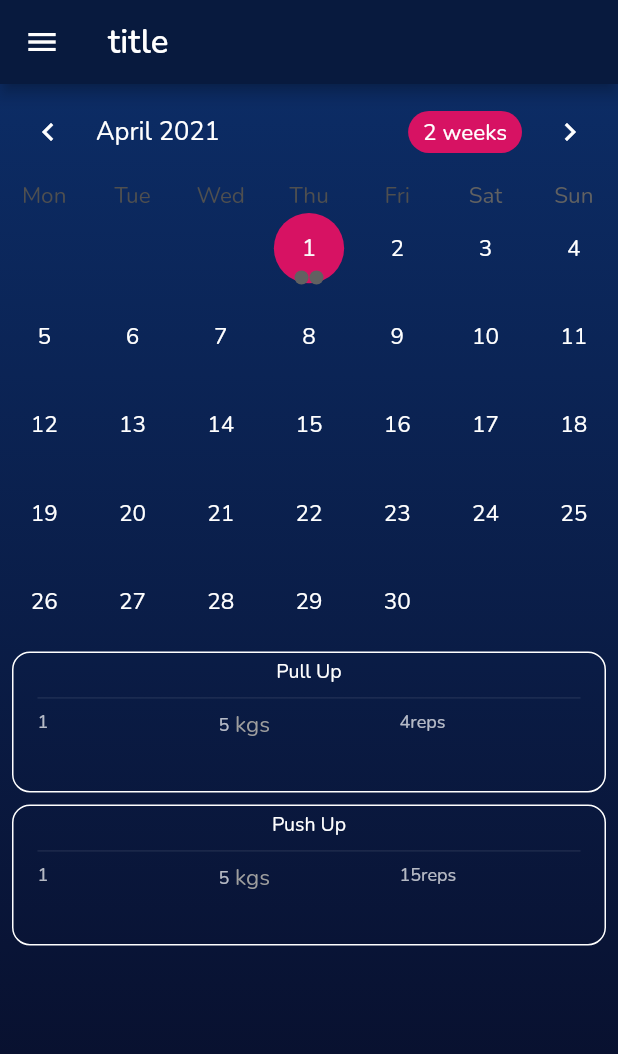
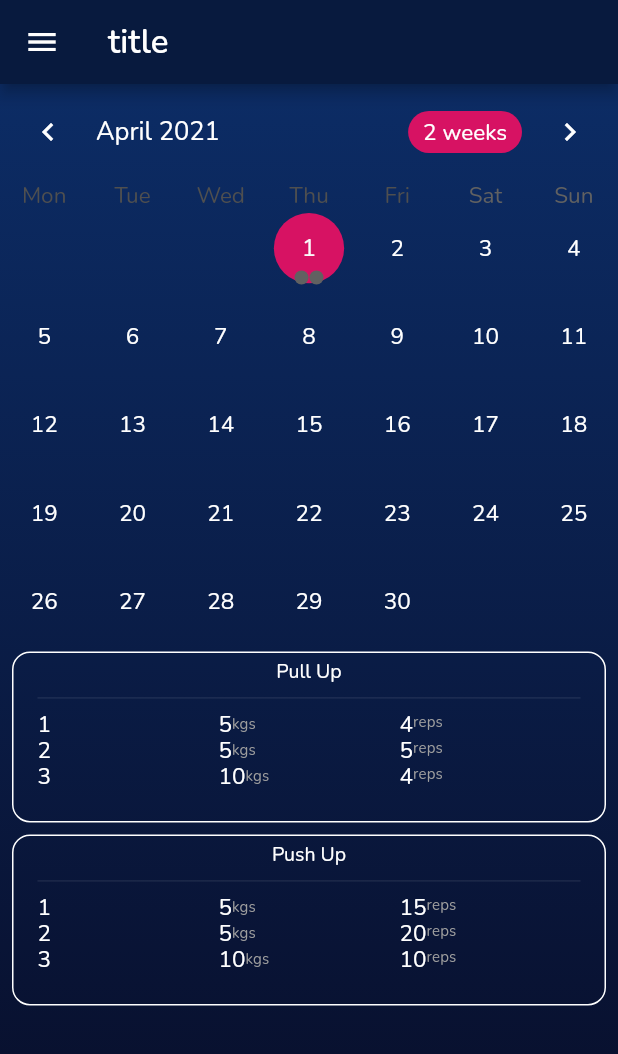
Before and after one commit to murock/calisthenics_logger_2, a Flutter app: the screen it shows after launch, on a phone screen of 412 x 824 dp. Shown: the top 1054 px of the screen. Run offline on Flutter 3.47's test engine with Material 2 defaults, Android fonts, the phone set to English and light mode, and no system bars; drawn by our look-alikes of table_calendar; our stand-ins replace charts_flutter.

Commit message:
Tidying up listview

```diff
--- a/lib/presentation/pages/calendar_page.dart
+++ b/lib/presentation/pages/calendar_page.dart
@@ -1,6 +1,11 @@
+import 'dart:developer';
+
 import 'package:calisthenics_logger_2/presentation/pages/charts_page.dart';
+import 'package:calisthenics_logger_2/presentation/widgets/body_text_1.dart';
+import 'package:calisthenics_logger_2/presentation/widgets/body_text_2.dart';
 import 'package:calisthenics_logger_2/presentation/widgets/styled_Container.dart';
 import 'package:calisthenics_logger_2/presentation/widgets/styled_Scaffold.dart';
+import 'package:calisthenics_logger_2/presentation/widgets/sub_title_text_2.dart';
 import 'package:flutter/material.dart';
 import 'package:table_calendar/table_calendar.dart';
 import 'package:calisthenics_logger_2/core/constants.dart';
@@ -385,7 +390,7 @@ class _CalendarPageState extends State<CalendarPage>
                 child: ListTile(
                   title: _getListTileTitleWidget(_extractExerciseName(event)),
                   subtitle: Container(
-                    height: 50,
+                    height: 70,
                     child: _getExerciseGrid(event),
                   ), //Text(_extractExerciseData(event)),
                   dense: true,
@@ -407,6 +412,7 @@ class _CalendarPageState extends State<CalendarPage>
 
   GridView _getExerciseGrid(List<ExerciseRowData> data) {
     GridView grid = GridView.count(
+      childAspectRatio: 7.0,
       crossAxisCount: 3,
       children: [..._getExerciseGridWidgets(data)],
     );
@@ -417,21 +423,14 @@ class _CalendarPageState extends State<CalendarPage>
   List<Widget> _getExerciseGridWidgets(List<ExerciseRowData> rowData) {
     List<Widget> result = <Widget>[];
     rowData.forEach((exerciseRow) {
-      result.add(Text(exerciseRow.setNum));
+      log(exerciseRow.setNum);
+      result.add(BodyText2(exerciseRow.setNum));
       result.add(Column(
         children: [
-          Row(
-            children: [
-              Text(exerciseRow.weight),
-              Text(
-                ' kgs',
-                style: Theme.of(context).textTheme.bodyText1,
-              ),
-            ],
-          ),
+          ExerciseGridWidget(exerciseRow.weight, 'kgs'),
         ],
       ));
-      result.add(Text(exerciseRow.reps + "reps"));
+      result.add(ExerciseGridWidget(exerciseRow.reps, "reps"));
     });
     return result;
   }
@@ -453,3 +452,25 @@ class _CalendarPageState extends State<CalendarPage>
     return result;
   }
 }
+
+class ExerciseGridWidget extends StatelessWidget {
+  final String text;
+  final String subText;
+  const ExerciseGridWidget(
+    this.text,
+    this.subText, {
+    Key? key,
+  }) : super(key: key);
+
+  @override
+  Widget build(BuildContext context) {
+    return Row(
+      children: [
+        BodyText2(text),
+        SubTitleText2(
+          this.subText,
+        ),
+      ],
+    );
+  }
+}
--- /dev/null
+++ b/lib/presentation/widgets/body_text_1.dart
@@ -0,0 +1,18 @@
+import 'package:flutter/material.dart';
+
+class BodyText1 extends StatelessWidget {
+  final String text;
+
+  const BodyText1(
+    this.text, {
+    Key? key,
+  }) : super(key: key);
+
+  @override
+  Widget build(BuildContext context) {
+    return Text(
+      this.text,
+      style: Theme.of(context).textTheme.bodyText1,
+    );
+  }
+}
```
